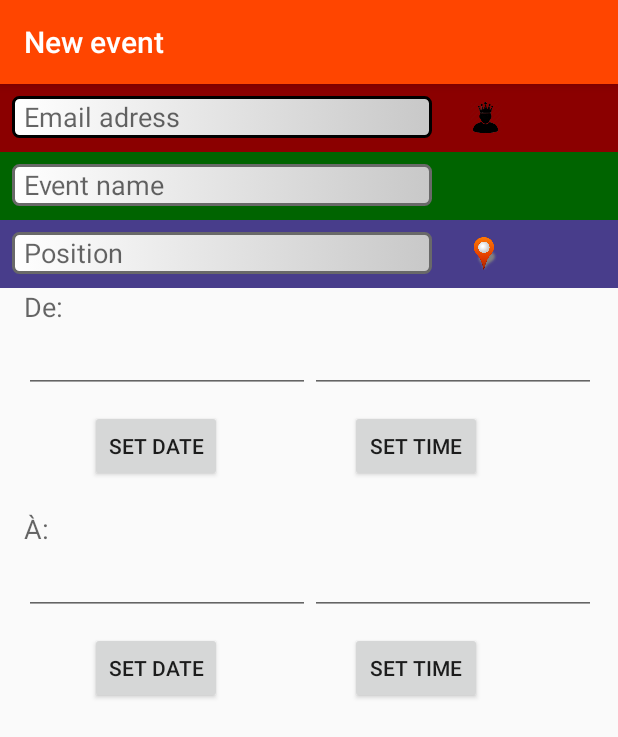
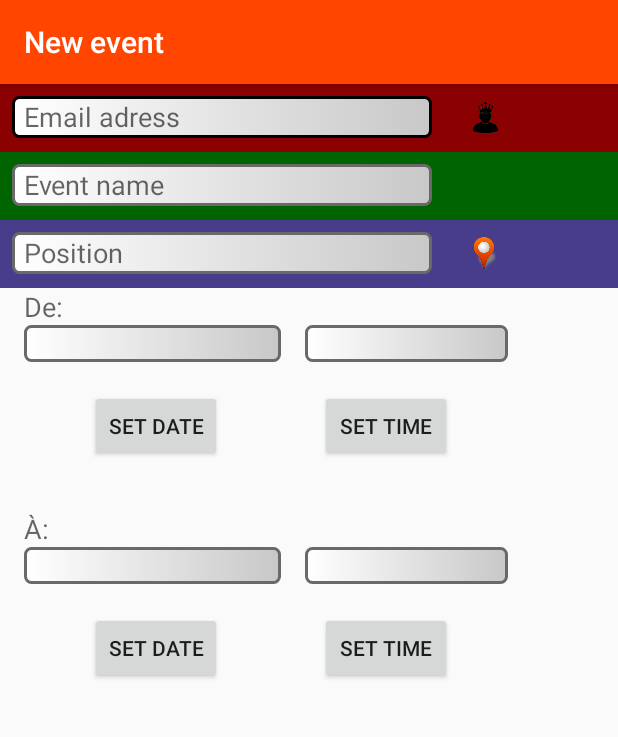
Before and after one commit to JeremyBidet/GeoPlan, an Android app: the NewEventActivity screen opened directly, with no data from a screen before it, on a phone screen of 412 x 824 dp. Shown: the top 737 px of the screen. Run offline under Robolectric (Android 15) with nearby library versions, the phone set to English and light mode, and no system bars; 1 statement that could not run was skipped.

Commit message:
size design dates

```diff
--- a/app/src/main/res/layout/activity_new_event.xml
+++ b/app/src/main/res/layout/activity_new_event.xml
@@ -115,17 +115,22 @@
                 android:weightSum="1">
 
                 <EditText
+                    android:paddingLeft="45dp"
                     android:layout_marginLeft="16dp"
-                    android:layout_width="wrap_content"
+                    android:layout_marginRight="16dp"
+                    android:layout_width="171dp"
                     android:layout_height="wrap_content"
                     android:id="@+id/txtStartDate"
-                    android:layout_weight="0.48" />
+                    android:background="@drawable/edit_text_style"
+                     />
 
                 <EditText
-                    android:layout_width="wrap_content"
+                    android:paddingLeft="30dp"
+                    android:layout_width="75dp"
                     android:layout_height="wrap_content"
                     android:id="@+id/txtStartTime"
-                    android:layout_weight="0.48" />
+                    android:background="@drawable/edit_text_style"
+                    android:layout_weight="0.45" />
             </LinearLayout>
 
             <LinearLayout
@@ -136,7 +141,7 @@
 
                 <Button
                     android:layout_marginLeft="60dp"
-                    android:layout_marginRight="85dp"
+                    android:layout_marginRight="65dp"
                     android:layout_width="wrap_content"
                     android:layout_height="wrap_content"
                     android:text="Set Date"
@@ -176,17 +181,22 @@
             android:weightSum="1">
 
             <EditText
+                android:paddingLeft="45dp"
                 android:layout_marginLeft="16dp"
-                android:layout_width="wrap_content"
+                android:layout_marginRight="16dp"
+                android:layout_width="171dp"
                 android:layout_height="wrap_content"
                 android:id="@+id/txtEndDate"
-                android:layout_weight="0.48" />
+                android:background="@drawable/edit_text_style"
+                 />
 
             <EditText
-                android:layout_width="wrap_content"
+                android:paddingLeft="30dp"
+                android:layout_width="75dp"
                 android:layout_height="wrap_content"
                 android:id="@+id/txtEndTime"
-                android:layout_weight="0.48" />
+                android:background="@drawable/edit_text_style"
+                android:layout_weight="0.45" />
         </LinearLayout>
 
         <LinearLayout
@@ -196,8 +206,9 @@
             android:layout_weight="0.38">
 
             <Button
+
                 android:layout_marginLeft="60dp"
-                android:layout_marginRight="85dp"
+                android:layout_marginRight="65dp"
                 android:layout_width="wrap_content"
                 android:layout_height="wrap_content"
                 android:text="Set Date"
```
